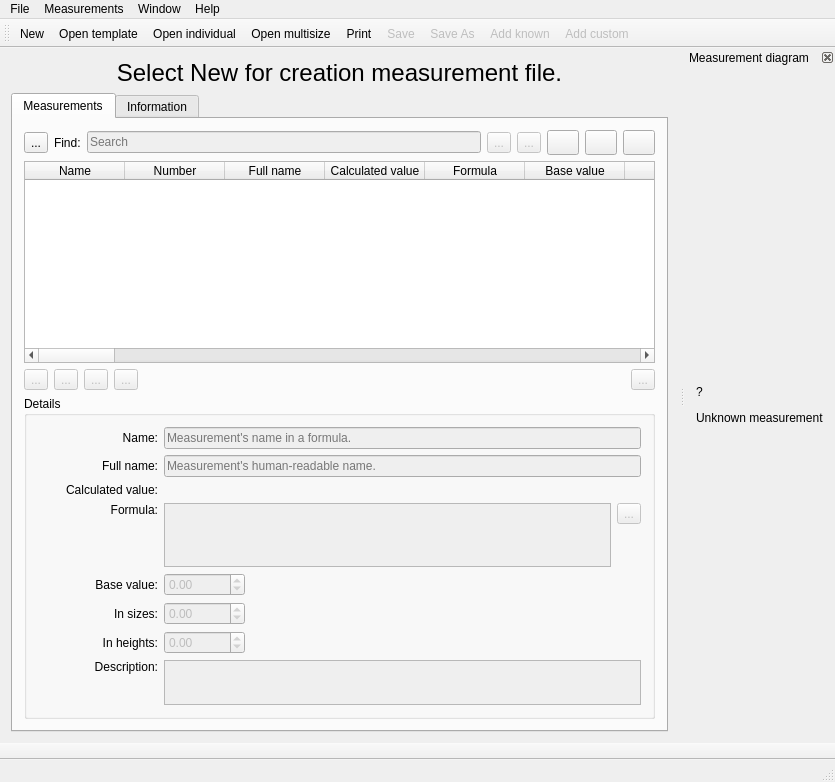
FashionFreedom/Seamly2D, file src/app/seamlyme/tmainwindow.ui: the form before one commit.
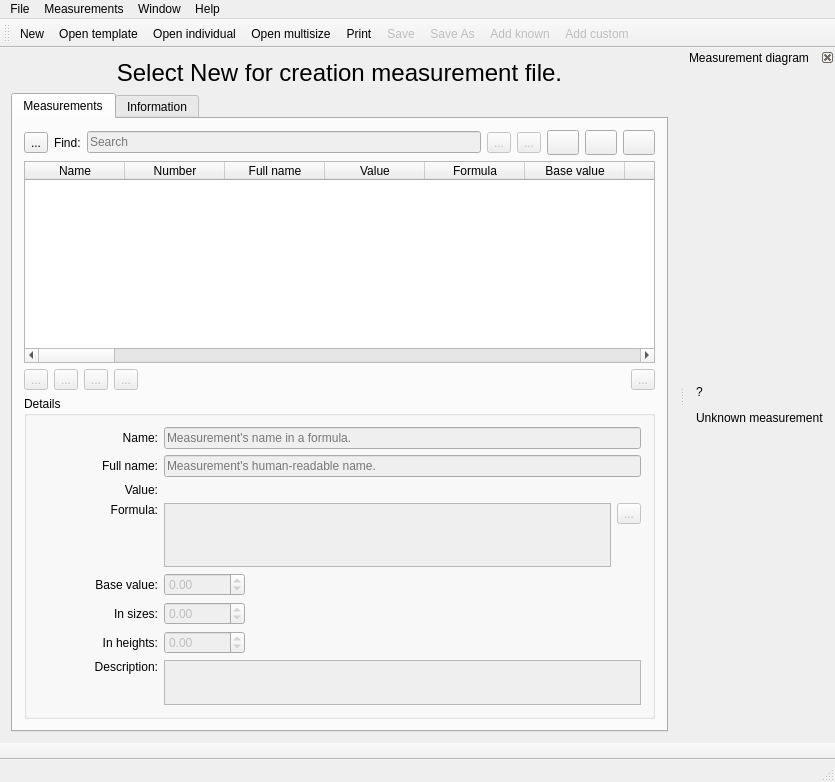
The form after the commit. Icons and pictures are not drawn.

Commit message: update SeamlyMe header value col text

What changed in the file:
```diff
--- a/src/app/seamlyme/tmainwindow.ui
+++ b/src/app/seamlyme/tmainwindow.ui
@@ -239,7 +239,7 @@
           </column>
           <column>
            <property name="text">
-            <string>Calculated value</string>
+            <string>Value</string>
            </property>
           </column>
           <column>
@@ -497,7 +497,7 @@
                 </size>
                </property>
                <property name="text">
-                <string>Calculated value:</string>
+                <string>Value:</string>
                </property>
                <property name="alignment">
                 <set>Qt::AlignRight|Qt::AlignTrailing|Qt::AlignVCenter</set>
```
Left out of the diff: 2 changed lines with no effect on the pictures.
